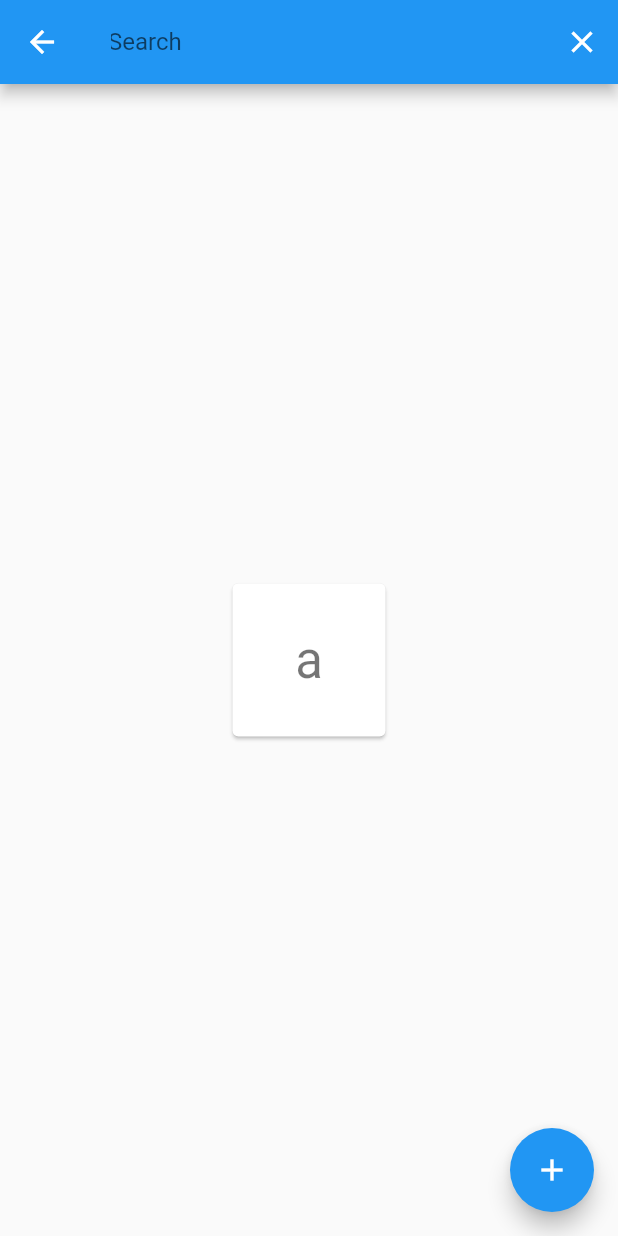
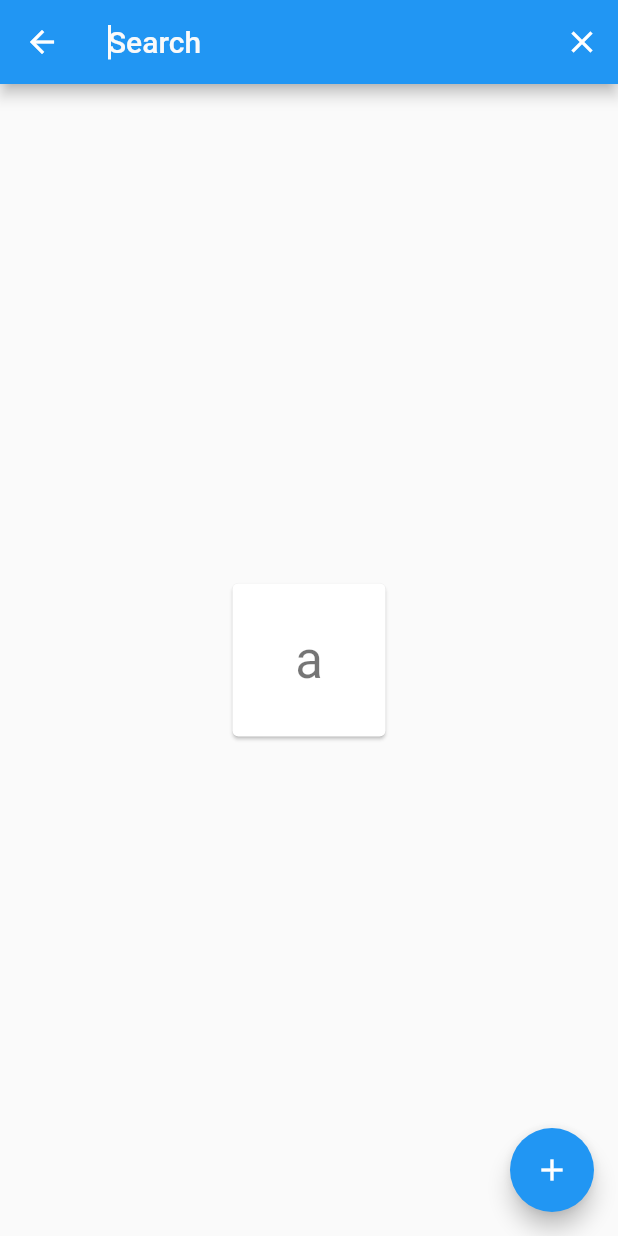
Before and after one commit to Alexqwesa/app_bar_with_search_switch, a Flutter app: the screen it shows after launch, after a tap on the "search" icon, on a phone screen of 412 x 824 dp. Run offline on Flutter 3.47's test engine with Material 2 defaults, Android fonts, the phone set to English and light mode, and no system bars.

Commit message:
keepAppBarColors mostly done

```diff
--- a/lib/src/app_bar_with_search_switch.dart
+++ b/lib/src/app_bar_with_search_switch.dart
@@ -48,7 +48,7 @@ class AppBarWithSearchSwitch extends InheritedWidget
     this.onCleared,
     this.tooltipForClearButton = 'Clear',
     this.fieldHintText = 'Search',
-    this.keepAppBarColors = true, // in progress
+    this.keepAppBarColors = true,
     this.closeOnSubmit = true,
     this.clearOnSubmit = false,
     this.clearOnClose = false,
@@ -318,8 +318,6 @@ class AppBarWithSearchSwitch extends InheritedWidget
   /// ...
   /// title: (context) {
   ///     final mainWidget = AppBarWithSearchSwitch.of(context)!;
-  ///     final controller = mainWidget.textEditingController;
-  ///     final theme = Theme.of(context);
   ///
   ///     return Directionality(
   ///       textDirection: Directionality.of(context),
@@ -327,11 +325,6 @@ class AppBarWithSearchSwitch extends InheritedWidget
   ///         keyboardType: mainWidget.keyboardType,
   ///         decoration: InputDecoration(
   ///           hintText: mainWidget.fieldHintText,
-  ///           hintStyle: mainWidget.keepAppBarColors
-  ///               ? null
-  ///               : TextStyle(
-  ///                   color: theme.textTheme.headline4!.color,
-  ///                 ),
   ///           enabledBorder: InputBorder.none,
   ///           focusedBorder: InputBorder.none,
   ///           border: InputBorder.none,
@@ -339,18 +332,9 @@ class AppBarWithSearchSwitch extends InheritedWidget
   ///         // don't use onChanged: it don't catch cases then textEditController changed directly,
   ///         // instead we subscribe to textEditController in initState.
   ///         // onChanged: mainWidget.onChanged,
-  ///         onSubmitted: (val) async {
-  ///           if (mainWidget.closeOnSubmit) {
-  ///             AppBarWithSearchSwitch.of(context)?.stopSearch();
-  ///           }
-  ///
-  ///           if (mainWidget.clearOnSubmit) {
-  ///             mainWidget.textEditingController.text = '';
-  ///           }
-  ///           mainWidget.onSubmitted?.call(val);
-  ///         },
+  ///         onSubmitted: AppBarWithSearchSwitch.of(context)?.submitCallbackForTextField,
   ///         autofocus: true,
-  ///         controller: controller,
+  ///         controller: mainWidget.textEditingController,
   ///       ),
   ///     );
   ///   }
@@ -452,6 +436,19 @@ class AppBarWithSearchSwitch extends InheritedWidget
   void clearText() {
     textEditingController.text = '';
     onCleared?.call();
+  }
+
+  /// In case you implement you own [title] builder, use this as callback for [TextField].[onSubmitted].
+  ///
+  /// Otherwise [onSubmit], [closeOnSubmit] and [clearOnSubmit] would not work.
+  void submitCallbackForTextField(val) {
+    if (closeOnSubmit) {
+      stopSearch();
+    }
+    if (clearOnSubmit) {
+      textEditingController.text = '';
+    }
+    onSubmitted?.call(val);
   }
 }
 
@@ -658,19 +655,36 @@ class _TextField extends StatelessWidget {
   @override
   Widget build(BuildContext context) {
     final mainWidget = AppBarWithSearchSwitch.of(context)!;
-    final controller = mainWidget.textEditingController;
     final theme = Theme.of(context);
 
     return Directionality(
       textDirection: Directionality.of(context),
+      child: Theme(
+        data: mainWidget.keepAppBarColors
+            ? theme.copyWith(
+                textSelectionTheme: TextSelectionThemeData(
+                  // didn't work, https://github.com/flutter/flutter/issues/74890
+                  selectionHandleColor: Colors.grey,
+                  selectionColor: theme.backgroundColor,
+                ),
+              )
+            : theme,
         child: TextField(
-        keyboardType: mainWidget.keyboardType,
+          cursorColor: mainWidget.keepAppBarColors
+              ? theme.canvasColor
+              : theme.textSelectionTheme.cursorColor,
+
+          style: theme.textTheme.headline6?.copyWith(
+            color: mainWidget.keepAppBarColors
+                ? theme.canvasColor
+                : theme.textTheme.headline6?.color,
+          ),
           decoration: InputDecoration(
             hintText: mainWidget.fieldHintText,
-          hintStyle: mainWidget.keepAppBarColors
-              ? null
-              : TextStyle(
-                  color: theme.textTheme.headline4!.color,
+            hintStyle: TextStyle(
+              color: mainWidget.keepAppBarColors
+                  ? theme.canvasColor
+                  : theme.textTheme.headline6?.color,
             ),
             enabledBorder: InputBorder.none,
             focusedBorder: InputBorder.none,
@@ -679,18 +693,12 @@ class _TextField extends StatelessWidget {
           // don't use onChanged: it don't catch cases then textEditController changed directly,
           // instead we subscribe to textEditController in initState.
           // onChanged: mainWidget.onChanged,
-        onSubmitted: (val) async {
-          if (mainWidget.closeOnSubmit) {
-            AppBarWithSearchSwitch.of(context)?.stopSearch();
-          }
-
-          if (mainWidget.clearOnSubmit) {
-            mainWidget.textEditingController.text = '';
-          }
-          mainWidget.onSubmitted?.call(val);
-        },
+          onSubmitted:
+              AppBarWithSearchSwitch.of(context)?.submitCallbackForTextField,
+          keyboardType: mainWidget.keyboardType,
           autofocus: true,
-        controller: controller,
+          controller: mainWidget.textEditingController,
+        ),
       ),
     );
   }
```
Lines whose indentation alone changed are shown as unchanged.
